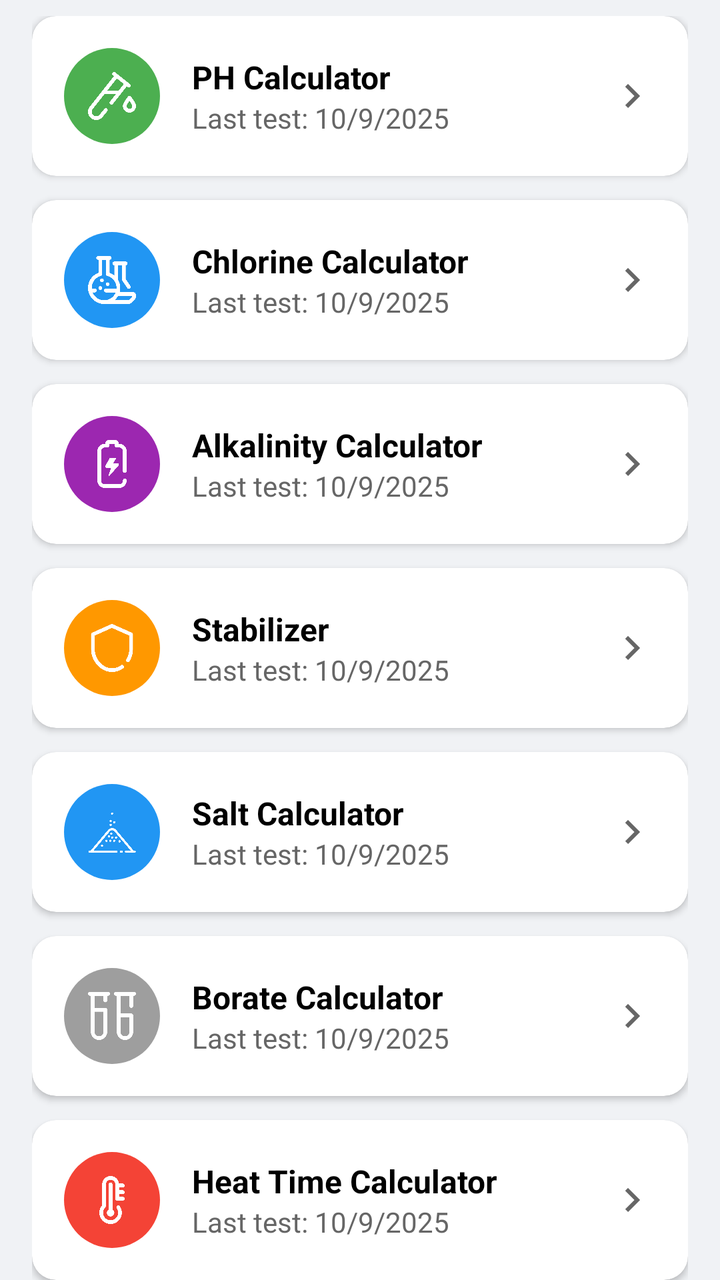
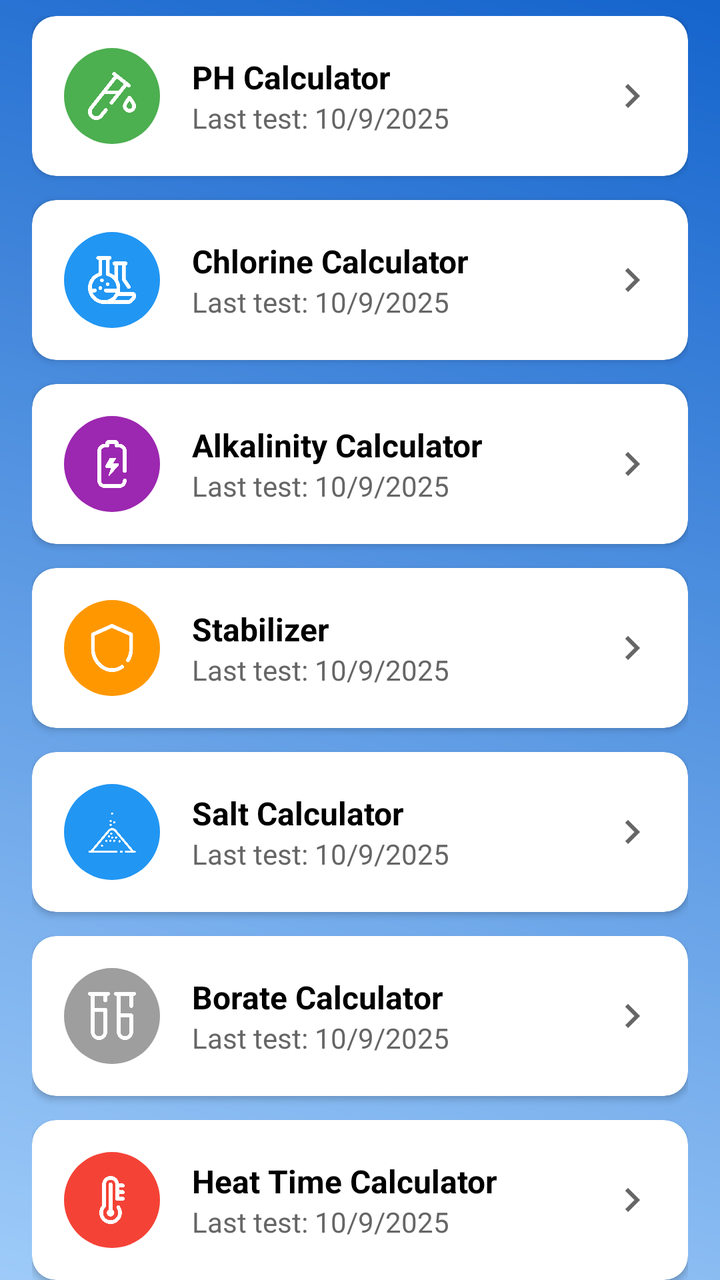

Two renders of the same Android screen: before a commit and after it. Below are the layout's source before the change and the commit's diff.
<!-- AndroidManifest.xml: application theme Theme.PoolApp -->
<!-- res/layout/calculator_selector.xml -->
<?xml version="1.0" encoding="utf-8"?>
<androidx.constraintlayout.widget.ConstraintLayout
    xmlns:android="http://schemas.android.com/apk/res/android"
    xmlns:app="http://schemas.android.com/apk/res-auto"
    xmlns:tools="http://schemas.android.com/tools"
    android:layout_width="match_parent"
    android:layout_height="match_parent"
    android:background="@color/off_white_background"
    tools:context=".Calculator_Selector">

    <androidx.cardview.widget.CardView
        android:id="@+id/card_top_bar"
        android:layout_width="match_parent"
        android:layout_height="wrap_content"
        app:layout_constraintTop_toTopOf="parent"
        app:cardElevation="4dp"
        app:cardCornerRadius="0dp"
        app:cardBackgroundColor="@android:color/white"/>

    <androidx.core.widget.NestedScrollView
        android:layout_width="match_parent"
        android:layout_height="0dp"
        app:layout_constraintTop_toBottomOf="@id/card_top_bar"
        app:layout_constraintBottom_toBottomOf="parent"
        android:paddingVertical="8dp"
        android:clipToPadding="false"
        android:paddingBottom="72dp"> <LinearLayout
        android:layout_width="match_parent"
        android:layout_height="wrap_content"
        android:orientation="vertical"
        android:paddingHorizontal="16dp">

        <androidx.cardview.widget.CardView
            android:id="@+id/card_ph_calculator"
            android:layout_width="match_parent"
            android:layout_height="wrap_content"
            android:layout_marginBottom="12dp"
            app:cardCornerRadius="12dp"
            app:cardElevation="2dp"
            android:clickable="true"
            android:focusable="true"
            android:foreground="?attr/selectableItemBackground">
            <LinearLayout
                android:layout_width="match_parent"
                android:layout_height="wrap_content"
                android:orientation="horizontal"
                android:padding="16dp"
                android:gravity="center_vertical">
                <ImageView
                    android:layout_width="48dp"
                    android:layout_height="48dp"
                    android:padding="12dp"
                    android:background="@drawable/rounded_icon_bg_green"
                    android:src="@drawable/ph"
                    app:tint="@color/white"
                    android:contentDescription="pH Calculator Icon"/>
                <LinearLayout
                    android:layout_width="0dp"
                    android:layout_height="wrap_content"
                    android:layout_weight="1"
                    android:orientation="vertical"
                    android:layout_marginStart="16dp">
                    <TextView
                        android:layout_width="wrap_content"
                        android:layout_height="wrap_content"
                        android:text="PH Calculator"
                        android:textColor="@color/black"
                        android:textSize="16sp"
                        android:textStyle="bold"/>
                    <TextView
                        android:id="@+id/tv_ph_last_test"
                        android:layout_width="wrap_content"
                        android:layout_height="wrap_content"
                        android:text="Last test: 10/9/2025"
                        android:textColor="@color/grey_dark"
                        android:textSize="14sp"/>
                </LinearLayout>
                <ImageView
                    android:layout_width="24dp"
                    android:layout_height="24dp"
                    android:src="@drawable/ic_arrow_forward_ios"
                    app:tint="@color/grey_dark"
                    android:contentDescription="Go to pH Calculator"/>
            </LinearLayout>
        </androidx.cardview.widget.CardView>

        <androidx.cardview.widget.CardView
            android:id="@+id/card_chlorine_calculator"
            android:layout_width="match_parent"
            android:layout_height="wrap_content"
            android:layout_marginBottom="12dp"
            app:cardCornerRadius="12dp"
            app:cardElevation="2dp"
            android:clickable="true"
            android:focusable="true"
            android:foreground="?attr/selectableItemBackground">
            <LinearLayout
                android:layout_width="match_parent"
                android:layout_height="wrap_content"
                android:orientation="horizontal"
                android:padding="16dp"
                android:gravity="center_vertical">
                <ImageView
                    android:layout_width="48dp"
                    android:layout_height="48dp"
                    android:padding="12dp"
                    android:background="@drawable/rounded_icon_bg_blue"
                    android:src="@drawable/chlorine"
                    app:tint="@color/white"
                    android:contentDescription="Chlorine Calculator Icon"/>
                <LinearLayout
                    android:layout_width="0dp"
                    android:layout_height="wrap_content"
                    android:layout_weight="1"
                    android:orientation="vertical"
                    android:layout_marginStart="16dp">
                    <TextView
                        android:layout_width="wrap_content"
                        android:layout_height="wrap_content"
                        android:text="Chlorine Calculator"
                        android:textColor="@color/black"
                        android:textSize="16sp"
                        android:textStyle="bold"/>
                    <TextView
                        android:id="@+id/tv_chlorine_last_test"
                        android:layout_width="wrap_content"
                        android:layout_height="wrap_content"
                        android:text="Last test: 10/9/2025"
                        android:textColor="@color/grey_dark"
                        android:textSize="14sp"/>
                </LinearLayout>
                <ImageView
                    android:layout_width="24dp"
                    android:layout_height="24dp"
                    android:src="@drawable/ic_arrow_forward_ios"
                    app:tint="@color/grey_dark"
                    android:contentDescription="Go to Chlorine Calculator"/>
            </LinearLayout>
        </androidx.cardview.widget.CardView>

        <androidx.cardview.widget.CardView
            android:id="@+id/card_alkalinity_calculator"
            android:layout_width="match_parent"
            android:layout_height="wrap_content"
            android:layout_marginBottom="12dp"
            app:cardCornerRadius="12dp"
            app:cardElevation="2dp"
            android:clickable="true"
            android:focusable="true"
            android:foreground="?attr/selectableItemBackground">
            <LinearLayout
                android:layout_width="match_parent"
                android:layout_height="wrap_content"
                android:orientation="horizontal"
                android:padding="16dp"
                android:gravity="center_vertical">
                <ImageView
                    android:layout_width="48dp"
                    android:layout_height="48dp"
                    android:padding="12dp"
                    android:background="@drawable/rounded_icon_bg_purple"
                    android:src="@drawable/alkalinity"
                    app:tint="@color/white"
                    android:contentDescription="Alkalinity Calculator Icon"/>
                <LinearLayout
                    android:layout_width="0dp"
                    android:layout_height="wrap_content"
                    android:layout_weight="1"
                    android:orientation="vertical"
                    android:layout_marginStart="16dp">
                    <TextView
                        android:layout_width="wrap_content"
                        android:layout_height="wrap_content"
                        android:text="Alkalinity Calculator"
                        android:textColor="@color/black"
                        android:textSize="16sp"
                        android:textStyle="bold"/>
                    <TextView
                        android:id="@+id/tv_alkalinity_last_test"
                        android:layout_width="wrap_content"
                        android:layout_height="wrap_content"
                        android:text="Last test: 10/9/2025"
                        android:textColor="@color/grey_dark"
                        android:textSize="14sp"/>
                </LinearLayout>
                <ImageView
                    android:layout_width="24dp"
                    android:layout_height="24dp"
                    android:src="@drawable/ic_arrow_forward_ios"
                    app:tint="@color/grey_dark"
                    android:contentDescription="Go to Alkalinity Calculator"/>
            </LinearLayout>
        </androidx.cardview.widget.CardView>

        <androidx.cardview.widget.CardView
            android:id="@+id/card_stabilizer_calculator"
            android:layout_width="match_parent"
            android:layout_height="wrap_content"
            android:layout_marginBottom="12dp"
            app:cardCornerRadius="12dp"
            app:cardElevation="2dp"
            android:clickable="true"
            android:focusable="true"
            android:foreground="?attr/selectableItemBackground">
            <LinearLayout
                android:layout_width="match_parent"
                android:layout_height="wrap_content"
                android:orientation="horizontal"
                android:padding="16dp"
                android:gravity="center_vertical">
                <ImageView
                    android:layout_width="48dp"
                    android:layout_height="48dp"
                    android:padding="12dp"
                    android:background="@drawable/rounded_icon_bg_orange"
                    android:src="@drawable/stabilizer"
                    app:tint="@color/white"
                    android:contentDescription="Stabilizer Calculator Icon"/>
                <LinearLayout
                    android:layout_width="0dp"
                    android:layout_height="wrap_content"
                    android:layout_weight="1"
                    android:orientation="vertical"
                    android:layout_marginStart="16dp">
                    <TextView
                        android:layout_width="wrap_content"
                        android:layout_height="wrap_content"
                        android:text="Stabilizer"
                        android:textColor="@color/black"
                        android:textSize="16sp"
                        android:textStyle="bold"/>
                    <TextView
                        android:id="@+id/tv_stabilizer_last_test"
                        android:layout_width="wrap_content"
                        android:layout_height="wrap_content"
                        android:text="Last test: 10/9/2025"
                        android:textColor="@color/grey_dark"
                        android:textSize="14sp"/>
                </LinearLayout>
                <ImageView
                    android:layout_width="24dp"
                    android:layout_height="24dp"
                    android:src="@drawable/ic_arrow_forward_ios"
                    app:tint="@color/grey_dark"
                    android:contentDescription="Go to Stabilizer Calculator"/>
            </LinearLayout>
        </androidx.cardview.widget.CardView>

        <androidx.cardview.widget.CardView
            android:id="@+id/card_salt_calculator"
            android:layout_width="match_parent"
            android:layout_height="wrap_content"
            android:layout_marginBottom="12dp"
            app:cardCornerRadius="12dp"
            app:cardElevation="2dp"
            android:clickable="true"
            android:focusable="true"
            android:foreground="?attr/selectableItemBackground">
            <LinearLayout
                android:layout_width="match_parent"
                android:layout_height="wrap_content"
                android:orientation="horizontal"
                android:padding="16dp"
                android:gravity="center_vertical">
                <ImageView
                    android:layout_width="48dp"
                    android:layout_height="48dp"
                    android:padding="12dp"
                    android:background="@drawable/rounded_icon_bg_light_blue"
                    android:src="@drawable/salt"
                    app:tint="@color/white"
                    android:contentDescription="Salt Calculator Icon"/>
                <LinearLayout
                    android:layout_width="0dp"
                    android:layout_height="wrap_content"
                    android:layout_weight="1"
                    android:orientation="vertical"
                    android:layout_marginStart="16dp">
                    <TextView
                        android:layout_width="wrap_content"
                        android:layout_height="wrap_content"
                        android:text="Salt Calculator"
                        android:textColor="@color/black"
                        android:textSize="16sp"
                        android:textStyle="bold"/>
                    <TextView
                        android:id="@+id/tv_salt_last_test"
                        android:layout_width="wrap_content"
                        android:layout_height="wrap_content"
                        android:text="Last test: 10/9/2025"
                        android:textColor="@color/grey_dark"
                        android:textSize="14sp"/>
                </LinearLayout>
                <ImageView
                    android:layout_width="24dp"
                    android:layout_height="24dp"
                    android:src="@drawable/ic_arrow_forward_ios"
                    app:tint="@color/grey_dark"
                    android:contentDescription="Go to Salt Calculator"/>
            </LinearLayout>
        </androidx.cardview.widget.CardView>

        <androidx.cardview.widget.CardView
            android:id="@+id/card_borate_calculator"
            android:layout_width="match_parent"
            android:layout_height="wrap_content"
            android:layout_marginBottom="12dp"
            app:cardCornerRadius="12dp"
            app:cardElevation="2dp"
            android:clickable="true"
            android:focusable="true"
            android:foreground="?attr/selectableItemBackground">
            <LinearLayout
                android:layout_width="match_parent"
                android:layout_height="wrap_content"
                android:orientation="horizontal"
                android:padding="16dp"
                android:gravity="center_vertical">
                <ImageView
                    android:layout_width="48dp"
                    android:layout_height="48dp"
                    android:padding="12dp"
                    android:background="@drawable/rounded_icon_bg_grey"
                    android:src="@drawable/borate"
                    app:tint="@color/white"
                    android:contentDescription="Borate Calculator Icon"/>
                <LinearLayout
                    android:layout_width="0dp"
                    android:layout_height="wrap_content"
                    android:layout_weight="1"
                    android:orientation="vertical"
                    android:layout_marginStart="16dp">
                    <TextView
                        android:layout_width="wrap_content"
                        android:layout_height="wrap_content"
                        android:text="Borate Calculator"
                        android:textColor="@color/black"
                        android:textSize="16sp"
                        android:textStyle="bold"/>
                    <TextView
                        android:id="@+id/tv_borate_last_test"
                        android:layout_width="wrap_content"
                        android:layout_height="wrap_content"
                        android:text="Last test: 10/9/2025"
                        android:textColor="@color/grey_dark"
                        android:textSize="14sp"/>
                </LinearLayout>
                <ImageView
                    android:layout_width="24dp"
                    android:layout_height="24dp"
                    android:src="@drawable/ic_arrow_forward_ios"
                    app:tint="@color/grey_dark"
                    android:contentDescription="Go to Borate Calculator"/>
            </LinearLayout>
        </androidx.cardview.widget.CardView>

        <androidx.cardview.widget.CardView
            android:id="@+id/card_heat_time_calculator"
            android:layout_width="match_parent"
            android:layout_height="wrap_content"
            android:layout_marginBottom="12dp"
            app:cardCornerRadius="12dp"
            app:cardElevation="2dp"
            android:clickable="true"
            android:focusable="true"
            android:foreground="?attr/selectableItemBackground">
            <LinearLayout
                android:layout_width="match_parent"
                android:layout_height="wrap_content"
                android:orientation="horizontal"
                android:padding="16dp"
                android:gravity="center_vertical">
                <ImageView
                    android:layout_width="48dp"
                    android:layout_height="48dp"
                    android:padding="12dp"
                    android:background="@drawable/rounded_icon_bg_red"
                    android:src="@drawable/heat"
                    app:tint="@color/white"
                    android:contentDescription="Heat Time Calculator Icon"/>
                <LinearLayout
                    android:layout_width="0dp"
                    android:layout_height="wrap_content"
                    android:layout_weight="1"
                    android:orientation="vertical"
                    android:layout_marginStart="16dp">
                    <TextView
                        android:layout_width="wrap_content"
                        android:layout_height="wrap_content"
                        android:text="Heat Time Calculator"
                        android:textColor="@color/black"
                        android:textSize="16sp"
                        android:textStyle="bold"/>
                    <TextView
                        android:id="@+id/tv_heat_time_last_test"
                        android:layout_width="wrap_content"
                        android:layout_height="wrap_content"
                        android:text="Last test: 10/9/2025"
                        android:textColor="@color/grey_dark"
                        android:textSize="14sp"/>
                </LinearLayout>
                <ImageView
                    android:layout_width="24dp"
                    android:layout_height="24dp"
                    android:src="@drawable/ic_arrow_forward_ios"
                    app:tint="@color/grey_dark"
                    android:contentDescription="Go to Heat Time Calculator"/>
            </LinearLayout>
        </androidx.cardview.widget.CardView>

    </LinearLayout>
    </androidx.core.widget.NestedScrollView>

</androidx.constraintlayout.widget.ConstraintLayout>
<!-- resources referenced by this layout -->
<resources>
  <color name="black">#FF000000</color>
  <color name="grey_dark">#666666</color>
  <color name="off_white_background">#F0F2F5</color>
  <color name="white">#FFFFFFFF</color>
  <!-- drawable alkalinity: png bitmap (drawable, 14630 bytes) -->
  <!-- drawable borate: png bitmap (drawable, 10184 bytes) -->
  <!-- drawable chlorine: png bitmap (drawable, 20670 bytes) -->
  <!-- drawable heat: png bitmap (drawable, 14420 bytes) -->
  <!-- drawable ic_arrow_forward_ios (drawable) -->
  <vector xmlns:android="http://schemas.android.com/apk/res/android"
      android:width="24dp"
      android:height="24dp"
      android:viewportWidth="24"
      android:viewportHeight="24">
      <path
          android:fillColor="@android:color/white"
          android:pathData="M8.59,16.59L13.17,12L8.59,7.41L10,6l6,6 -6,6 -1.41,-1.41z"/>
  </vector>
  <!-- drawable ph: png bitmap (drawable, 27136 bytes) -->
  <!-- drawable rounded_icon_bg_blue (drawable) -->
  <?xml version="1.0" encoding="utf-8"?>
  <shape xmlns:android="http://schemas.android.com/apk/res/android"
      android:shape="oval">
      <solid android:color="@color/blue_icon_bg"/>
  </shape>
  <!-- drawable rounded_icon_bg_green (drawable) -->
  <?xml version="1.0" encoding="utf-8"?>
  <shape xmlns:android="http://schemas.android.com/apk/res/android"
      android:shape="oval">
      <solid android:color="@color/green_icon_bg"/>
  </shape>
  <!-- drawable rounded_icon_bg_grey (drawable) -->
  <?xml version="1.0" encoding="utf-8"?>
  <shape xmlns:android="http://schemas.android.com/apk/res/android"
      android:shape="oval">
      <solid android:color="@color/grey_icon_bg"/>
  </shape>
  <!-- drawable rounded_icon_bg_light_blue (drawable) -->
  <?xml version="1.0" encoding="utf-8"?>
  <shape xmlns:android="http://schemas.android.com/apk/res/android"
      android:shape="oval">
      <solid android:color="@color/blue_icon_bg"/>
  </shape>
  <!-- drawable rounded_icon_bg_orange (drawable) -->
  <?xml version="1.0" encoding="utf-8"?>
  <shape xmlns:android="http://schemas.android.com/apk/res/android"
      android:shape="oval">
      <solid android:color="@color/orange_icon_bg"/>
  </shape>
  <!-- drawable rounded_icon_bg_purple (drawable) -->
  <?xml version="1.0" encoding="utf-8"?>
  <shape xmlns:android="http://schemas.android.com/apk/res/android"
      android:shape="oval">
      <solid android:color="@color/purple_icon_bg"/>
  </shape>
  <!-- drawable rounded_icon_bg_red (drawable) -->
  <?xml version="1.0" encoding="utf-8"?>
  <shape xmlns:android="http://schemas.android.com/apk/res/android"
      android:shape="oval">
      <solid android:color="@color/red_icon_bg"/>
  </shape>
  <!-- drawable salt: png bitmap (drawable, 11658 bytes) -->
  <!-- drawable stabilizer: png bitmap (drawable, 18635 bytes) -->
  <style name="Theme.PoolApp" parent="Theme.Material3.DayNight.NoActionBar">
  
          <item name="colorPrimary">@color/colorPrimary</item>
  
          <item name="colorPrimaryVariant">@color/colorPrimaryVariant</item>
  
          <item name="colorOnPrimary">@color/colorOnPrimary</item>
  
          <item name="colorSecondary">@color/colorSecondary</item>
  
          <item name="colorOnSecondary">@color/colorOnSecondary</item>
  
          <item name="colorSurface">@color/colorSurface</item>
  
          <item name="colorOnSurface">@color/colorOnSurface</item>
  
          <item name="android:statusBarColor" tools:targetApi="l">?attr/colorPrimaryVariant</item>
  
      </style>
  <color name="blue_icon_bg">#2196F3</color>
  <color name="green_icon_bg">#4CAF50</color>
  <color name="grey_icon_bg">#9E9E9E</color>
  <color name="orange_icon_bg">#FF9800</color>
  <color name="purple_icon_bg">#9C27B0</color>
  <color name="red_icon_bg">#F44336</color>
  <color name="colorPrimary">#096ca7</color>
  <color name="colorPrimaryVariant">#034b75</color>
  <color name="colorOnPrimary">#FFFFFF</color>
  <color name="colorSecondary">#0A57FF</color>
  <color name="colorOnSecondary">#FFFFFF</color>
  <color name="colorSurface">#FFFFFF</color>
  <color name="colorOnSurface">#1C1B1F</color>
</resources>

<!-- the commit's change to res/layout/calculator_selector.xml (unified diff, before → after) -->
@@ -5,7 +5,7 @@
     xmlns:tools="http://schemas.android.com/tools"
     android:layout_width="match_parent"
     android:layout_height="match_parent"
-    android:background="@color/off_white_background"
+    android:background="@drawable/pbg"
     tools:context=".Calculator_Selector">
 
     <androidx.cardview.widget.CardView
<!-- resource entries referenced after the edit -->
@@ -2,7 +2,6 @@
 <resources>
   <color name="black">#FF000000</color>
   <color name="grey_dark">#666666</color>
-  <color name="off_white_background">#F0F2F5</color>
   <color name="white">#FFFFFFFF</color>
   <!-- drawable alkalinity: png bitmap (drawable, 14630 bytes) -->
   <!-- drawable borate: png bitmap (drawable, 10184 bytes) -->
@@ -18,6 +17,7 @@
           android:fillColor="@android:color/white"
           android:pathData="M8.59,16.59L13.17,12L8.59,7.41L10,6l6,6 -6,6 -1.41,-1.41z"/>
   </vector>
+  <!-- drawable pbg: png bitmap (drawable, 122204 bytes) -->
   <!-- drawable ph: png bitmap (drawable, 27136 bytes) -->
   <!-- drawable rounded_icon_bg_blue (drawable) -->
   <?xml version="1.0" encoding="utf-8"?>
